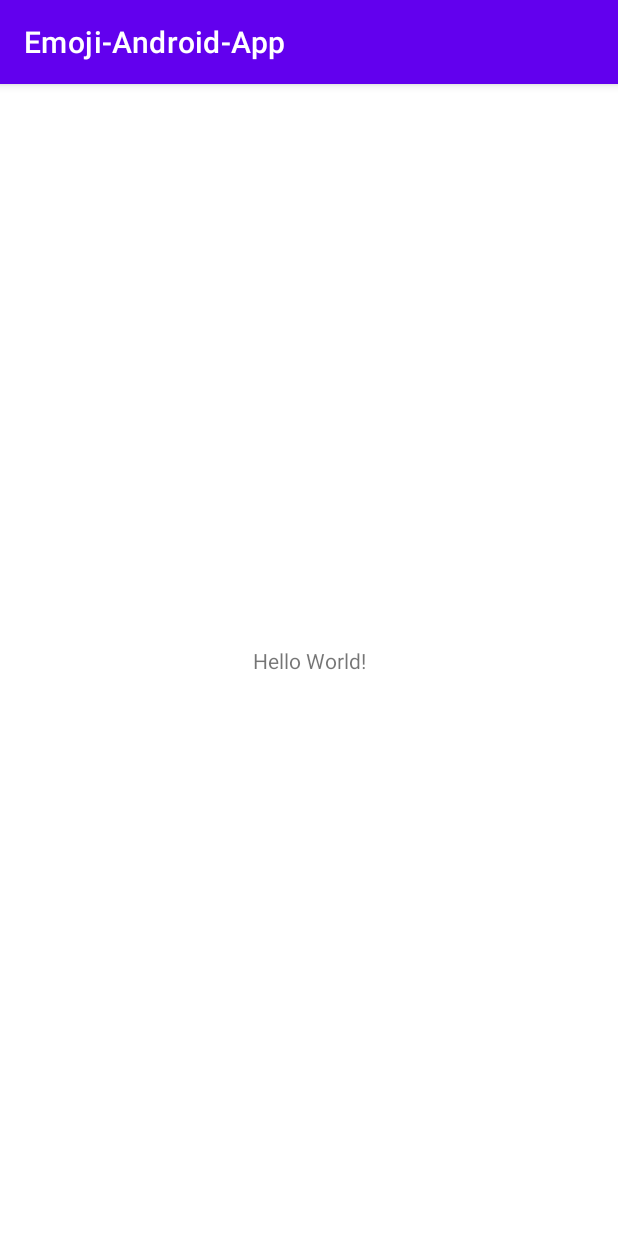
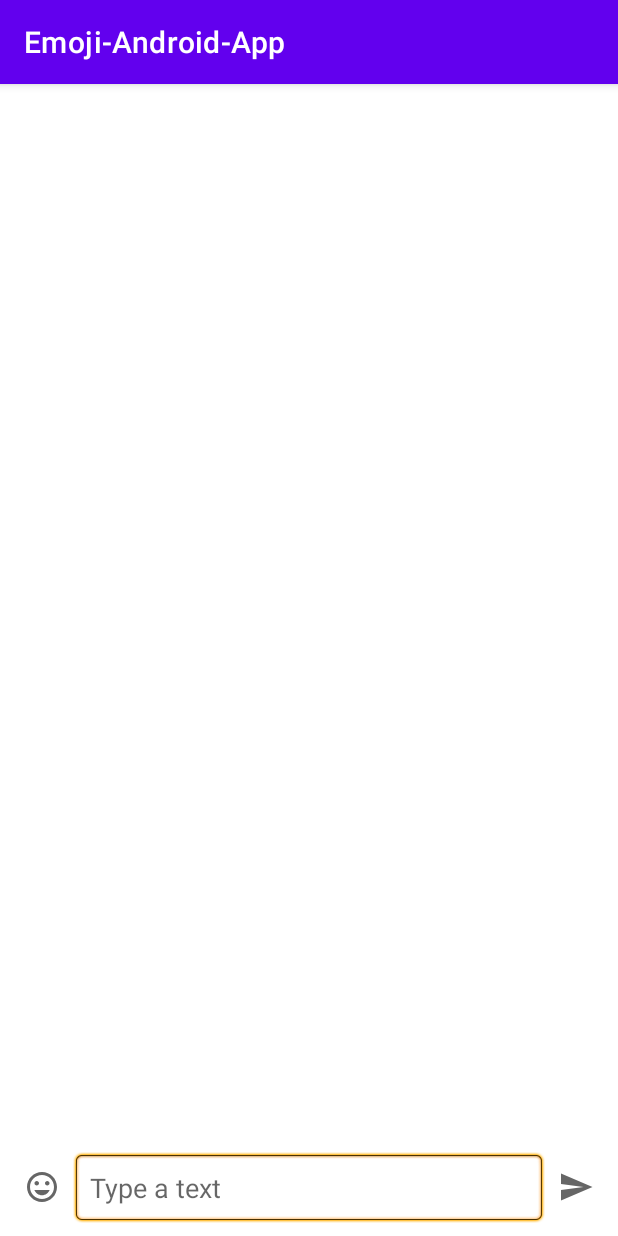
Before and after one commit to lasithadilshan/Emoji-Android-App, an Android app: the screen it shows after launch (MainActivity), on a phone screen of 412 x 824 dp. Run offline under Robolectric (Android 15) with nearby library versions, the phone set to English and light mode, and no system bars.

Commit message:
xml code completed

```diff
--- a/app/build.gradle
+++ b/app/build.gradle
@@ -32,7 +32,10 @@ dependencies {
     implementation 'androidx.appcompat:appcompat:1.3.1'
     implementation 'com.google.android.material:material:1.4.0'
     implementation 'androidx.constraintlayout:constraintlayout:2.1.0'
-    testImplementation 'junit:junit:4.+'
+    testImplementation 'junit:junit:4.13.2'
     androidTestImplementation 'androidx.test.ext:junit:1.1.3'
     androidTestImplementation 'androidx.test.espresso:espresso-core:3.4.0'
+
+    implementation 'com.vanniktech:emoji-material:0.7.0'
+
 }
--- a/app/src/main/java/lasitha/dilshan/emoji_android_app/MainActivity.java
+++ b/app/src/main/java/lasitha/dilshan/emoji_android_app/MainActivity.java
@@ -6,6 +6,7 @@ import android.os.Bundle;
 
 public class MainActivity extends AppCompatActivity {
 
+
     @Override
     protected void onCreate(Bundle savedInstanceState) {
         super.onCreate(savedInstanceState);
--- /dev/null
+++ b/app/src/main/res/drawable/ic_emoji.xml
@@ -0,0 +1,10 @@
+<vector xmlns:android="http://schemas.android.com/apk/res/android"
+    android:width="24dp"
+    android:height="24dp"
+    android:viewportWidth="24"
+    android:viewportHeight="24"
+    android:tint="?attr/colorControlNormal">
+  <path
+      android:fillColor="@android:color/white"
+      android:pathData="M11.99,2C6.47,2 2,6.48 2,12s4.47,10 9.99,10C17.52,22 22,17.52 22,12S17.52,2 11.99,2zM12,20c-4.42,0 -8,-3.58 -8,-8s3.58,-8 8,-8 8,3.58 8,8 -3.58,8 -8,8zM15.5,11c0.83,0 1.5,-0.67 1.5,-1.5S16.33,8 15.5,8 14,8.67 14,9.5s0.67,1.5 1.5,1.5zM8.5,11c0.83,0 1.5,-0.67 1.5,-1.5S9.33,8 8.5,8 7,8.67 7,9.5 7.67,11 8.5,11zM12,17.5c2.33,0 4.31,-1.46 5.11,-3.5L6.89,14c0.8,2.04 2.78,3.5 5.11,3.5z"/>
+</vector>
--- /dev/null
+++ b/app/src/main/res/drawable/ic_send.xml
@@ -0,0 +1,11 @@
+<vector xmlns:android="http://schemas.android.com/apk/res/android"
+    android:width="24dp"
+    android:height="24dp"
+    android:viewportWidth="24"
+    android:viewportHeight="24"
+    android:tint="?attr/colorControlNormal"
+    android:autoMirrored="true">
+  <path
+      android:fillColor="@android:color/white"
+      android:pathData="M2.01,21L23,12 2.01,3 2,10l15,2 -15,2z"/>
+</vector>
--- a/app/src/main/res/layout/activity_main.xml
+++ b/app/src/main/res/layout/activity_main.xml
@@ -1,18 +1,50 @@
 <?xml version="1.0" encoding="utf-8"?>
-<androidx.constraintlayout.widget.ConstraintLayout xmlns:android="http://schemas.android.com/apk/res/android"
+<LinearLayout xmlns:android="http://schemas.android.com/apk/res/android"
     xmlns:app="http://schemas.android.com/apk/res-auto"
     xmlns:tools="http://schemas.android.com/tools"
     android:layout_width="match_parent"
     android:layout_height="match_parent"
+    android:id="@+id/root_view"
+    android:orientation="vertical"
+    android:padding="8dp"
     tools:context=".MainActivity">
 
-    <TextView
-        android:layout_width="wrap_content"
+    <LinearLayout
+        android:layout_width="match_parent"
+        android:layout_height="0dp"
+        android:layout_weight="1"
+        android:id="@+id/linear_layout"
+        android:orientation="vertical"/>
+
+    <LinearLayout
+        android:layout_width="match_parent"
         android:layout_height="wrap_content"
-        android:text="Hello World!"
-        app:layout_constraintBottom_toBottomOf="parent"
-        app:layout_constraintLeft_toLeftOf="parent"
-        app:layout_constraintRight_toRightOf="parent"
-        app:layout_constraintTop_toTopOf="parent" />
+        android:orientation="horizontal"
+        android:gravity="center">
 
-</androidx.constraintlayout.widget.ConstraintLayout>
+        <ImageView
+            android:layout_width="wrap_content"
+            android:layout_height="wrap_content"
+            android:id="@+id/bt_emoji"
+            android:padding="8dp"
+            android:src="@drawable/ic_emoji"/>
+
+        <EditText
+            android:layout_width="0dp"
+            android:layout_height="wrap_content"
+            android:layout_weight="1"
+            android:id="@+id/et_emoji"
+            android:hint="Type a text"
+            android:padding="12dp"
+            android:background="@android:drawable/editbox_background"/>
+
+        <ImageView
+            android:layout_width="wrap_content"
+            android:layout_height="wrap_content"
+            android:id="@+id/bt_send"
+            android:padding="8dp"
+            android:src="@drawable/ic_send"/>
+
+    </LinearLayout>
+
+</LinearLayout>
```
